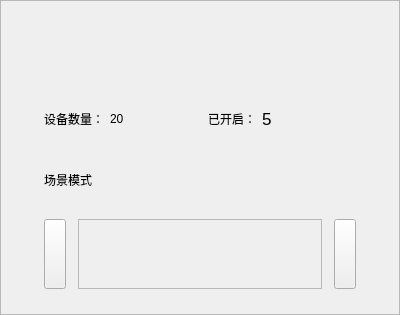
Before: the Qt Designer form roomcard.ui in breaveSun/central_control, drawn with Qt 5.
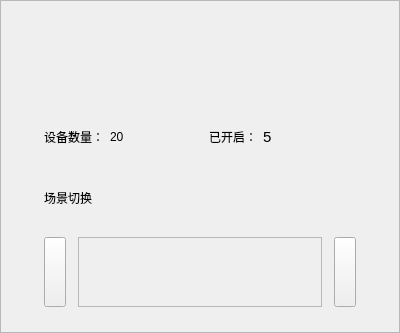
After: the same form once the commit is applied. Custom widgets are drawn as their Qt base class.

Diff of the .ui file:
```diff
--- a/roomcard.ui
+++ b/roomcard.ui
@@ -122,17 +122,20 @@
          </sizepolicy>
         </property>
         <layout class="QHBoxLayout" name="horizontalLayout_2">
+         <property name="spacing">
+          <number>30</number>
+         </property>
          <property name="leftMargin">
-          <number>0</number>
+          <number>18</number>
          </property>
          <property name="topMargin">
-          <number>0</number>
+          <number>12</number>
          </property>
          <property name="rightMargin">
-          <number>0</number>
+          <number>18</number>
          </property>
          <property name="bottomMargin">
-          <number>0</number>
+          <number>12</number>
          </property>
         </layout>
        </widget>
@@ -155,7 +158,7 @@
          <item>
           <widget class="QWidget" name="devices" native="true">
            <property name="sizePolicy">
-            <sizepolicy hsizetype="Maximum" vsizetype="Preferred">
+            <sizepolicy hsizetype="Maximum" vsizetype="Maximum">
              <horstretch>0</horstretch>
              <verstretch>0</verstretch>
             </sizepolicy>
@@ -178,6 +181,12 @@
             </property>
             <item>
              <widget class="QLabel" name="label">
+              <property name="sizePolicy">
+               <sizepolicy hsizetype="Expanding" vsizetype="Maximum">
+                <horstretch>0</horstretch>
+                <verstretch>0</verstretch>
+               </sizepolicy>
+              </property>
               <property name="text">
                <string>设备数量：</string>
               </property>
@@ -185,6 +194,12 @@
             </item>
             <item>
              <widget class="QLabel" name="deviceNum">
+              <property name="sizePolicy">
+               <sizepolicy hsizetype="Maximum" vsizetype="Expanding">
+                <horstretch>0</horstretch>
+                <verstretch>0</verstretch>
+               </sizepolicy>
+              </property>
               <property name="text">
                <string>20</string>
               </property>
@@ -209,7 +224,7 @@
          <item>
           <widget class="QWidget" name="deviceEnabled" native="true">
            <property name="sizePolicy">
-            <sizepolicy hsizetype="Maximum" vsizetype="Preferred">
+            <sizepolicy hsizetype="Maximum" vsizetype="Maximum">
              <horstretch>0</horstretch>
              <verstretch>0</verstretch>
             </sizepolicy>
@@ -229,6 +244,12 @@
             </property>
             <item>
              <widget class="QLabel" name="label_2">
+              <property name="sizePolicy">
+               <sizepolicy hsizetype="Expanding" vsizetype="Expanding">
+                <horstretch>0</horstretch>
+                <verstretch>0</verstretch>
+               </sizepolicy>
+              </property>
               <property name="text">
                <string>已开启：</string>
               </property>
@@ -236,9 +257,15 @@
             </item>
             <item>
              <widget class="QLabel" name="enabledNum">
+              <property name="sizePolicy">
+               <sizepolicy hsizetype="Expanding" vsizetype="Expanding">
+                <horstretch>0</horstretch>
+                <verstretch>0</verstretch>
+               </sizepolicy>
+              </property>
               <property name="font">
                <font>
-                <pointsize>13</pointsize>
+                <pointsize>11</pointsize>
                </font>
               </property>
               <property name="text">
@@ -270,6 +297,11 @@
              <verstretch>0</verstretch>
             </sizepolicy>
            </property>
+           <property name="font">
+            <font>
+             <pointsize>13</pointsize>
+            </font>
+           </property>
           </widget>
          </item>
         </layout>
@@ -287,7 +319,7 @@
          <item>
           <widget class="QLabel" name="label_3">
            <property name="text">
-            <string>场景模式</string>
+            <string>场景切换</string>
            </property>
           </widget>
          </item>
@@ -460,18 +492,18 @@
    <header>myscollarea.h</header>
    <container>1</container>
   </customwidget>
-  <customwidget>
-   <class>titleIcon</class>
-   <extends>QWidget</extends>
-   <header>titleicon.h</header>
-   <container>1</container>
-  </customwidget>
   <customwidget>
    <class>btnTxtIcon</class>
    <extends>QWidget</extends>
    <header>btntxticon.h</header>
    <container>1</container>
   </customwidget>
+  <customwidget>
+   <class>titleIcon</class>
+   <extends>QWidget</extends>
+   <header>titleicon.h</header>
+   <container>1</container>
+  </customwidget>
   <customwidget>
    <class>horizontalBtn</class>
    <extends>QWidget</extends>
```
